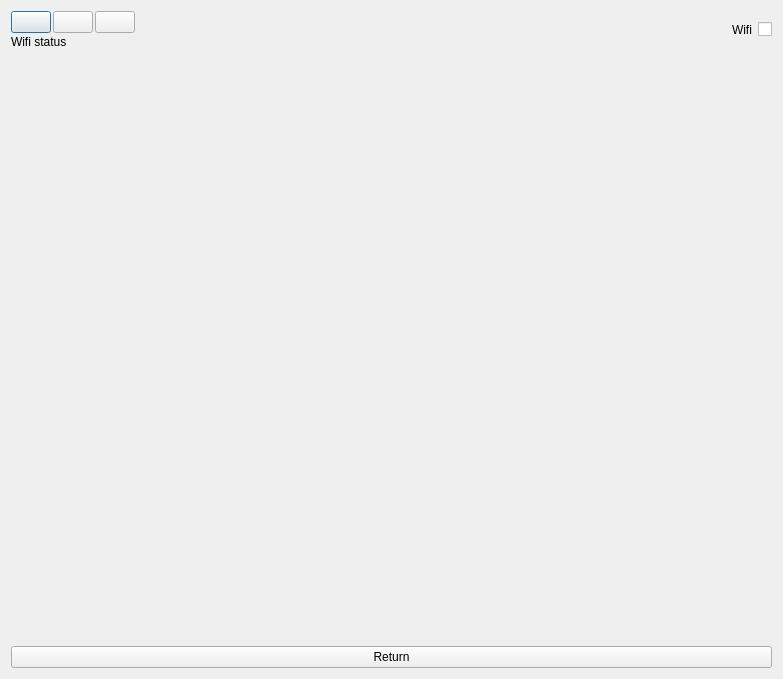
Quill-OS/quill, file src/widgets/dialogs/wifi/wifidialog.ui: the form before one commit.
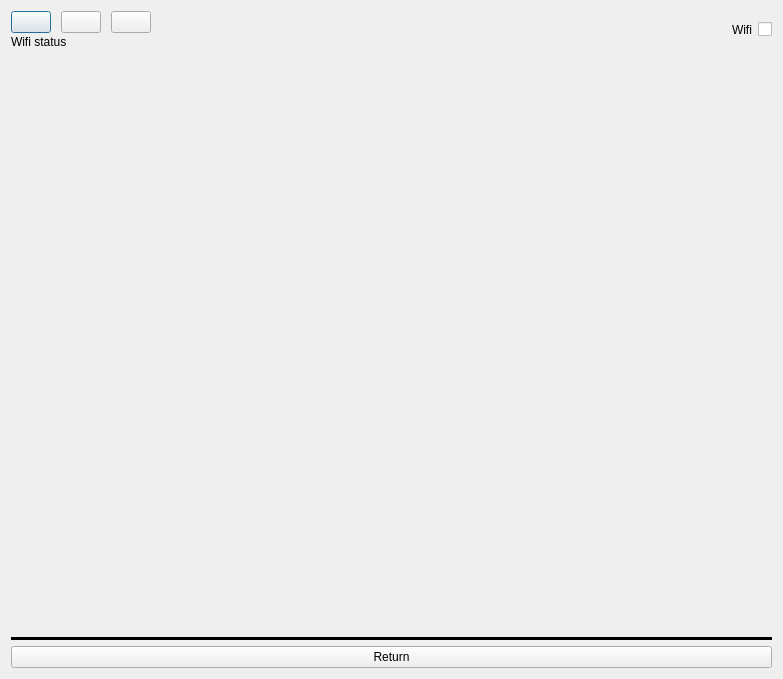
The form after the commit.

The edit to the form file:
```diff
--- a/src/widgets/dialogs/wifi/wifidialog.ui
+++ b/src/widgets/dialogs/wifi/wifidialog.ui
@@ -31,6 +31,9 @@
          </property>
          <item>
           <layout class="QHBoxLayout" name="horizontalLayout_4">
+           <property name="spacing">
+            <number>10</number>
+           </property>
            <item>
             <widget class="QPushButton" name="logBtn">
              <property name="sizePolicy">
@@ -139,6 +142,9 @@
      <property name="lineWidth">
       <number>0</number>
      </property>
+     <property name="verticalScrollBarPolicy">
+      <enum>Qt::ScrollBarAsNeeded</enum>
+     </property>
      <property name="horizontalScrollBarPolicy">
       <enum>Qt::ScrollBarAlwaysOff</enum>
      </property>
@@ -151,10 +157,19 @@
         <x>0</x>
         <y>0</y>
         <width>765</width>
-        <height>576</height>
+        <height>567</height>
        </rect>
       </property>
       <layout class="QVBoxLayout" name="verticalLayout_2">
+       <property name="spacing">
+        <number>0</number>
+       </property>
+       <property name="rightMargin">
+        <number>9</number>
+       </property>
+       <property name="bottomMargin">
+        <number>0</number>
+       </property>
        <item>
         <layout class="QVBoxLayout" name="scrollBarLayout"/>
        </item>
@@ -162,6 +177,19 @@
      </widget>
     </widget>
    </item>
+   <item>
+    <widget class="Line" name="line">
+     <property name="frameShadow">
+      <enum>QFrame::Plain</enum>
+     </property>
+     <property name="lineWidth">
+      <number>3</number>
+     </property>
+     <property name="orientation">
+      <enum>Qt::Horizontal</enum>
+     </property>
+    </widget>
+   </item>
    <item>
     <widget class="QPushButton" name="returnBtn">
      <property name="sizePolicy">
```
Left out of the diff: 25 changed lines with no effect on the pictures.
